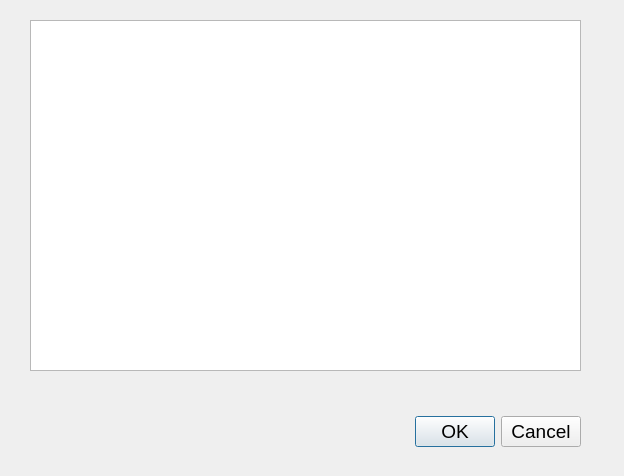
First picture: the form in LibraryManagementSystem/previewbookdialog.ui, repository jkxing/LibraryManagementSystem, before the edit.
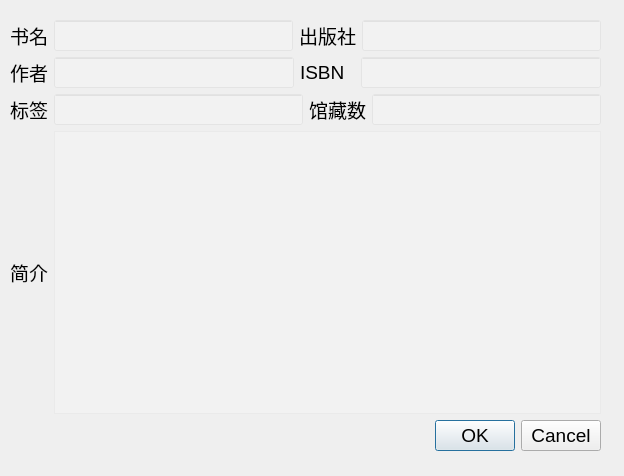
Second picture: the form after the edit.

```diff
--- a/LibraryManagementSystem/previewbookdialog.ui
+++ b/LibraryManagementSystem/previewbookdialog.ui
@@ -13,41 +13,236 @@
   <property name="windowTitle">
    <string>Dialog</string>
   </property>
-  <widget class="QDialogButtonBox" name="buttonBox">
+  <widget class="QWidget" name="">
    <property name="geometry">
     <rect>
-     <x>40</x>
-     <y>401</y>
-     <width>541</width>
-     <height>61</height>
-    </rect>
-   </property>
-   <property name="font">
-    <font>
-     <pointsize>14</pointsize>
-    </font>
-   </property>
-   <property name="orientation">
-    <enum>Qt::Horizontal</enum>
-   </property>
-   <property name="standardButtons">
-    <set>QDialogButtonBox::Cancel|QDialogButtonBox::Ok</set>
-   </property>
-  </widget>
-  <widget class="QTextEdit" name="textEdit">
-   <property name="geometry">
-    <rect>
-     <x>30</x>
+     <x>10</x>
      <y>20</y>
-     <width>551</width>
-     <height>351</height>
+     <width>591</width>
+     <height>431</height>
     </rect>
    </property>
-   <property name="font">
-    <font>
-     <pointsize>14</pointsize>
-    </font>
-   </property>
+   <layout class="QVBoxLayout" name="verticalLayout">
+    <item>
+     <layout class="QHBoxLayout" name="horizontalLayout_5">
+      <item>
+       <widget class="QLabel" name="label_2">
+        <property name="font">
+         <font>
+          <pointsize>14</pointsize>
+         </font>
+        </property>
+        <property name="text">
+         <string>书名</string>
+        </property>
+       </widget>
+      </item>
+      <item>
+       <widget class="QLineEdit" name="bookname">
+        <property name="font">
+         <font>
+          <pointsize>14</pointsize>
+         </font>
+        </property>
+        <property name="styleSheet">
+         <string notr="true">background-color: rgba(255, 255, 255,50);</string>
+        </property>
+        <property name="text">
+         <string/>
+        </property>
+       </widget>
+      </item>
+      <item>
+       <widget class="QLabel" name="label_3">
+        <property name="font">
+         <font>
+          <pointsize>14</pointsize>
+         </font>
+        </property>
+        <property name="text">
+         <string>出版社</string>
+        </property>
+       </widget>
+      </item>
+      <item>
+       <widget class="QLineEdit" name="publisher">
+        <property name="font">
+         <font>
+          <pointsize>14</pointsize>
+         </font>
+        </property>
+        <property name="styleSheet">
+         <string notr="true">background-color: rgba(255, 255, 255,50);</string>
+        </property>
+        <property name="text">
+         <string/>
+        </property>
+       </widget>
+      </item>
+     </layout>
+    </item>
+    <item>
+     <layout class="QHBoxLayout" name="horizontalLayout_6">
+      <item>
+       <widget class="QLabel" name="label">
+        <property name="font">
+         <font>
+          <pointsize>14</pointsize>
+         </font>
+        </property>
+        <property name="text">
+         <string>作者</string>
+        </property>
+       </widget>
+      </item>
+      <item>
+       <widget class="QLineEdit" name="author">
+        <property name="font">
+         <font>
+          <pointsize>14</pointsize>
+         </font>
+        </property>
+        <property name="styleSheet">
+         <string notr="true">background-color: rgba(255, 255, 255,50);</string>
+        </property>
+        <property name="text">
+         <string/>
+        </property>
+       </widget>
+      </item>
+      <item>
+       <widget class="QLabel" name="label_4">
+        <property name="font">
+         <font>
+          <pointsize>14</pointsize>
+         </font>
+        </property>
+        <property name="text">
+         <string>ISBN  </string>
+        </property>
+       </widget>
+      </item>
+      <item>
+       <widget class="QLineEdit" name="isbn">
+        <property name="font">
+         <font>
+          <pointsize>14</pointsize>
+         </font>
+        </property>
+        <property name="styleSheet">
+         <string notr="true">background-color: rgba(255, 255, 255,50);</string>
+        </property>
+        <property name="text">
+         <string/>
+        </property>
+       </widget>
+      </item>
+     </layout>
+    </item>
+    <item>
+     <layout class="QHBoxLayout" name="horizontalLayout_3">
+      <item>
+       <layout class="QHBoxLayout" name="horizontalLayout">
+        <item>
+         <widget class="QLabel" name="label_6">
+          <property name="font">
+           <font>
+            <pointsize>14</pointsize>
+           </font>
+          </property>
+          <property name="text">
+           <string>标签</string>
+          </property>
+         </widget>
+        </item>
+        <item>
+         <widget class="QLineEdit" name="tag">
+          <property name="font">
+           <font>
+            <pointsize>14</pointsize>
+           </font>
+          </property>
+          <property name="styleSheet">
+           <string notr="true">background-color: rgba(255, 255, 255,50);</string>
+          </property>
+         </widget>
+        </item>
+       </layout>
+      </item>
+      <item>
+       <layout class="QHBoxLayout" name="horizontalLayout_2">
+        <item>
+         <widget class="QLabel" name="label_7">
+          <property name="font">
+           <font>
+            <pointsize>14</pointsize>
+           </font>
+          </property>
+          <property name="text">
+           <string>馆藏数</string>
+          </property>
+         </widget>
+        </item>
+        <item>
+         <widget class="QLineEdit" name="number">
+          <property name="font">
+           <font>
+            <pointsize>14</pointsize>
+           </font>
+          </property>
+          <property name="styleSheet">
+           <string notr="true">background-color: rgba(255, 255, 255,50);</string>
+          </property>
+         </widget>
+        </item>
+       </layout>
+      </item>
+     </layout>
+    </item>
+    <item>
+     <layout class="QHBoxLayout" name="horizontalLayout_4">
+      <item>
+       <widget class="QLabel" name="label_5">
+        <property name="font">
+         <font>
+          <pointsize>14</pointsize>
+         </font>
+        </property>
+        <property name="text">
+         <string>简介</string>
+        </property>
+       </widget>
+      </item>
+      <item>
+       <widget class="QTextEdit" name="preview">
+        <property name="font">
+         <font>
+          <pointsize>14</pointsize>
+         </font>
+        </property>
+        <property name="styleSheet">
+         <string notr="true">background-color: rgba(255, 255, 255,50);</string>
+        </property>
+       </widget>
+      </item>
+     </layout>
+    </item>
+    <item>
+     <widget class="QDialogButtonBox" name="buttonBox">
+      <property name="font">
+       <font>
+        <pointsize>14</pointsize>
+       </font>
+      </property>
+      <property name="orientation">
+       <enum>Qt::Horizontal</enum>
+      </property>
+      <property name="standardButtons">
+       <set>QDialogButtonBox::Cancel|QDialogButtonBox::Ok</set>
+      </property>
+     </widget>
+    </item>
+   </layout>
   </widget>
  </widget>
  <resources/>
```
